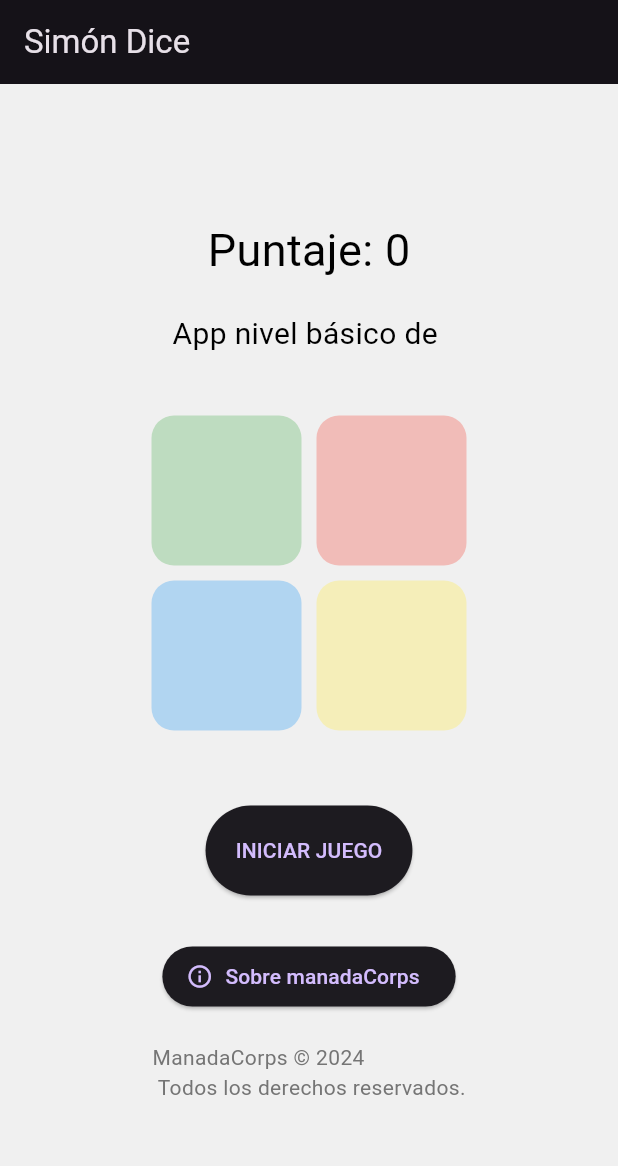
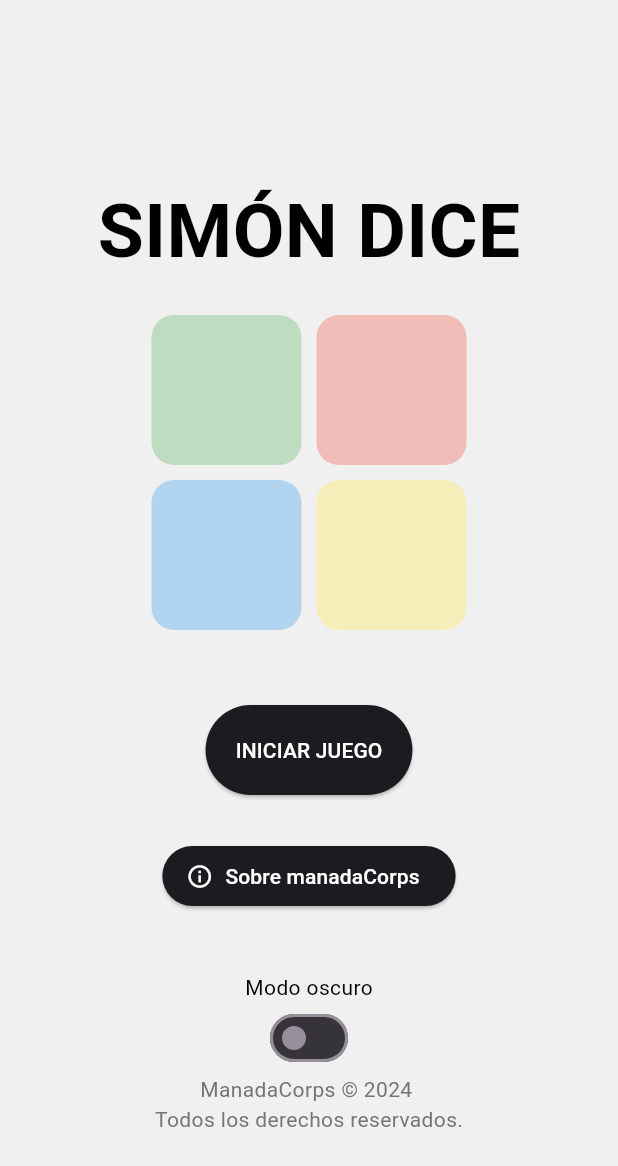
Before and after one commit to Villca325/245Simondice, a Flutter app: the screen it shows after launch, on a phone screen of 412 x 824 dp. Shown: the top 1166 px of the screen. Run offline on Flutter 3.47's test engine with Material 3 defaults, Android fonts, the light colour scheme and no system bars; missing offline and left inert: dart:ffi; Roboto replaces fonts that are missing (Arial).

Commit message:
Mensaje describiendo los cambios

```diff
--- /dev/null
+++ b/devtools_options.yaml
@@ -0,0 +1,3 @@
+description: This file stores settings for Dart & Flutter DevTools.
+documentation: https://docs.flutter.dev/tools/devtools/extensions#configure-extension-enablement-states
+extensions:
--- a/lib/controller/simon_controller.dart
+++ b/lib/controller/simon_controller.dart
@@ -2,136 +2,104 @@ import 'dart:async'; // Necesario para los retrasos (Future.delayed)
 import 'dart:math'; // Necesario para el generador de números aleatorios (Random)
 import 'package:flutter/material.dart';
 
-// ESTADOS DEL JUEGO
-enum GameState {
-  idle, // El juego está quieto esperando "Iniciar"
-  showingSequence, // La CPU está mostrando las luces
-  input, // Es el turno del jugador
-  gameOver, // El jugador perdió
+ //ESTADOS DEL JUEGO
+enum estados{
+   espera,
+   mostrando,
+   introducir,
+   terminado,
+ }
+/*
+*   Future<void> _siguienteRonda() async {
+*   notifyListeners();
+*   await Future.delayed(const Duration(seconds: 1));
+* */
+ class Controlador extends ChangeNotifier{
+   // ATRIBUTOS
+   estados _estado = estados.espera;
+   List <int> _listaDeSecuencia = [];
+   int _puntaje = 0;
+   int _luzEcendida = 0;
+   int _pasoActualDelUsuario = 0;
+   // METODOS
+       //constructor por defecto
+   estados get estado => _estado;
+   int get puntaje => _puntaje;
+   int get luzEncendida => _luzEcendida;
+
+   set estado(estados value) {
+     _estado = value;
    }
 
-class SimonController extends ChangeNotifier {
-  // --- VARIABLES DE MEMORIA
+   Future<void> iniciarJuego() async {
+     _puntaje = 0;
+     _estado = estados.espera;
+     notifyListeners();
+     _listaDeSecuencia.clear();
+     _pasoActualDelUsuario = 0;
 
-  // 1. La lista maestra de colores que Simón ha inventado hasta ahora.
-  // Es como una pila de platos: cada ronda agregamos uno encima.
-  List<int> _listaDeColoresCorrectos = [];
+     await siguienteRonda();
+   }
+    // verde = 1 ; rojo = 2 ; azul = 3 ; amarillo = 4;
+   Future<void> siguienteRonda()async{
+     _estado = estados.mostrando;
+     _pasoActualDelUsuario = 0;
 
-  // 2. ¿En qué paso va el usuario actualmente?
-  // Si la lista tiene 5 colores, el usuario empieza en el paso 0, luego 1, etc.
-  int _pasoActualDelUsuario = 0;
-
-  // 3. Puntaje y Estado general
-  int _puntaje = 0;
-  GameState _estado = GameState.idle;
-
-  // 4. ¿Qué luz está encendida AHORA MISMO? (-1 significa "todas apagadas")
-  // Esto es lo único que la Vista necesita mirar para saber qué dibujar.
-  int _luzEncendida = -1;
-
-  // --- GETTERS (La Ventanilla de Información) ---
-  // La Vista usa esto para leer los datos sin poder modificarlos directamente.
-  GameState get state => _estado;
-  int get score => _puntaje;
-  int get activeLightIndex =>
-      _luzEncendida; // La vista pregunta: "¿Quién brilla?"
-
-  // --- FUNCIONES DEL JUEGO (La Lógica) ---
-
-  // PASO 1: Empezar desde cero
-  void startGame() {
-    _listaDeColoresCorrectos.clear(); // Borramos la memoria
-    _puntaje = 0;
-    _estado = GameState.idle;
-    notifyListeners(); // ¡Avisar a la vista!
-
-    // Arrancamos la primera ronda
-    _siguienteRonda();
+     notifyListeners();
+     int nuevoColor = Random().nextInt(4) + 1;
+     _listaDeSecuencia.add(nuevoColor);
+     await Future.delayed(const Duration(seconds: 1));
+     await reproducirSecuencia();
+     _estado = estados.introducir;
    }
 
-  // PASO 2: Preparar la nueva ronda (Agregar un color más)
-  Future<void> _siguienteRonda() async {
-    _estado = GameState.showingSequence; // Estado de mostrar secuencia
-    _pasoActualDelUsuario = 0; // Reiniciamos el contador del usuario
+   Future<void> reproducirSecuencia() async{
+        for(int color in _listaDeSecuencia)
+        {
+          print("turno: $color");
+          _luzEcendida = color;
           notifyListeners();
-
-    // LÓGICA DE PILA (STACK): Agregamos un nuevo color aleatorio a la cima.
-    // Genera un número entre 0 y 3 (0:Verde, 1:Rojo, 2:Azul, 3:Amarillo)
-    int nuevoColor = Random().nextInt(4);
-    _listaDeColoresCorrectos.add(nuevoColor);
-
-    // Esperamos 1 segundo antes de empezar a mostrar para que no sea brusco
-    await Future.delayed(const Duration(seconds: 1));
-
-    // Reproducimos toda la lista de memoria para que el usuario la vea
-    await _reproducirSecuencia();
-
-    // ¡Listo! Ahora es turno del humano
-    _estado = GameState.input;
+          await Future.delayed(const Duration(milliseconds: 500));
+          _luzEcendida = 0;
           notifyListeners();
-  }
-
-  // PASO 3: El Show de Luces (Recorre la lista y enciende bombillas)
-  Future<void> _reproducirSecuencia() async {
-    // Recorremos cada color guardado en la memoria
-    for (int color in _listaDeColoresCorrectos) {
-      // A) Encender luz
-      _luzEncendida = color;
-      notifyListeners(); // ¡Vista, dibuja el color brillante!
-
-      // B) Esperar medio segundo con la luz prendida
           await Future.delayed(const Duration(milliseconds: 500));
-
-      // C) Apagar luz
-      _luzEncendida = -1;
-      notifyListeners(); // ¡Vista, apaga todo!
-
-      // D) Pequeña pausa antes del siguiente color
-      await Future.delayed(const Duration(milliseconds: 250));
         }
    }
 
-  // PASO 4: El usuario toca un botón
-  void handleInput(int botonTocado) async {
-    // Si no es el turno del usuario, ignoramos el toque (protección)
-    if (_estado != GameState.input) return;
-
-    // Efecto visual: Hacemos parpadear el botón que tocó el usuario
-    _parpadearBoton(botonTocado);
-
-    // --- VALIDACIÓN CENTRAL ---
-
-    // Pregunta: ¿El botón que tocó es IGUAL al que dice la memoria en este paso?
-    int colorCorrecto = _listaDeColoresCorrectos[_pasoActualDelUsuario];
-
-    if (botonTocado == colorCorrecto) {
-      // ¡BIEN! El usuario acertó este color.
-      _pasoActualDelUsuario++; // Avanzamos al siguiente escalón
-
-      // Pregunta: ¿Ya terminó toda la secuencia de esta ronda?
-      if (_pasoActualDelUsuario == _listaDeColoresCorrectos.length) {
-        // ¡Ronda completada!
+   Future<void> comprobarEntrada(int botonPulsado) async{
+      if(estado == estados.introducir)
+      {
+          brillarBoton(botonPulsado);
+          int botonCorrecto = _listaDeSecuencia[_pasoActualDelUsuario];
+          print("boton correcto: $botonCorrecto");
+          print("boton pulsado: $botonPulsado");
+          print("paso actual: $_pasoActualDelUsuario");
+          print("lista de secuencia: $_listaDeSecuencia");
+          if(botonCorrecto == botonPulsado)
+          {
+            _pasoActualDelUsuario++;
+            if(_pasoActualDelUsuario == _listaDeSecuencia.length)
+              {
                 _puntaje++;
                 notifyListeners();
+                await Future.delayed(const Duration(milliseconds: 500));
 
-        // Esperamos un momento y lanzamos la siguiente ronda más difícil
-        await Future.delayed(const Duration(milliseconds: 1000));
-        _siguienteRonda();
-      }
-    } else {
-      // ¡MAL! Se equivocó.
-      _estado = GameState.gameOver;
-      notifyListeners();
-      // Aquí el juego se detiene hasta que presionen "Iniciar Juego" de nuevo.
+                siguienteRonda();
+                //await Future.delayed(const Duration(milliseconds: 500));
               }
           }
-
-  // Función auxiliar solo para efectos visuales rápidos
-  Future<void> _parpadearBoton(int indice) async {
-    _luzEncendida = indice;
-    notifyListeners();
-    await Future.delayed(const Duration(milliseconds: 150));
-    _luzEncendida = -1;
+          else
+          {
+            _estado = estados.terminado;
             notifyListeners();
           }
       }
+   }
+   Future<void> brillarBoton(int boton) async{
+      _luzEcendida = boton;
+      notifyListeners();
+      await Future.delayed(const Duration(milliseconds:  500));
+      _luzEcendida = 0;
+      notifyListeners();
+   }
+ }
--- a/lib/main.dart
+++ b/lib/main.dart
@@ -1,5 +1,6 @@
 import 'package:flutter/material.dart';
 import 'package:provider/provider.dart';
+import 'package:simondice_proy/view/switch.dart';
 
 // Importamos las vistas
 import 'controller/simon_controller.dart';
@@ -16,7 +17,8 @@ class MyApp extends StatelessWidget {
   @override
   Widget build(BuildContext context) {
     return MultiProvider(
-      providers: [ChangeNotifierProvider(create: (_) => SimonController())],
+      providers: [ChangeNotifierProvider(create: (_) => Controlador()),
+      ChangeNotifierProvider(create: (_) => ControladorPalanca())],
       child: MaterialApp(
         title: 'Juegos Mentales',
         debugShowCheckedModeBanner: false,
--- a/lib/view/simon_view.dart
+++ b/lib/view/simon_view.dart
@@ -1,38 +1,64 @@
+import 'dart:ffi';
+
 import 'package:flutter/material.dart';
 import 'package:provider/provider.dart';
+import 'package:simondice_proy/view/switch.dart';
 import '../controller/simon_controller.dart';
 
 class SimonView extends StatelessWidget {
   const SimonView({super.key});
-
   @override
   Widget build(BuildContext context) {
-    final controller = Provider.of<SimonController>(
-      context,
-    ); //conectamos al controller
+
+    final controlador = Provider.of<Controlador>(context); //conectamos al controller
+    final palanca = Provider.of<ControladorPalanca>(context);
+    bool modoOscuro = palanca.modoOscuro;
+      if(controlador.estado == estados.terminado)
+      {
+        controlador.estado = estados.espera;
+        Future.microtask((){
+          showDialog(context: context,  builder: (context) {
+            return AlertDialog(
+              title: Text('Te equivocaste!'),
+              content: Text('Puntaje conseguido: ${controlador.puntaje}\n¿Quieres jugar de nuevo?'),
+              actions: [
+                TextButton(
+                  child: Text('Cancelar'),
+                  onPressed: () => Navigator.of(context).pop(),
+                ),
+                TextButton(
+                  child: Text('Reiniciar'),
+                  onPressed: () {
+                    controlador.iniciarJuego();
+                    Navigator.of(context).pop();
+                  },
+                ),
+              ],
+            );
+          },
+          );
+        });
+
+    }
+
 
     return Scaffold(
-      backgroundColor: const Color.fromARGB(255, 240, 240, 240),
-      appBar: AppBar(title: const Text("Simón Dice")),
+      //titulo
+      backgroundColor: mostrarColorDeFondo(modoOscuro),
+      // appBar: AppBar(title: const Text("Simón Dice")),
+      // PRINCIPAL
+      body: Column(
 
-      //  PRINCIPAL
-      body: Column(
         mainAxisAlignment: MainAxisAlignment.center,
         children: [
+
+          const SizedBox(height:50),
           Text(
-            "Puntaje: ${controller.score}", // Leemos el puntaje del controller
-            style: const TextStyle(color: Colors.black, fontSize: 30),
+            mostrarTitulo(context),
+            style: TextStyle(color: mostrarColorDeTextoPorElModo(modoOscuro), fontSize: 50,fontFamily: "Arial",fontWeight: FontWeight.bold),
           ),
+          const SizedBox(height: 20),
 
-          const SizedBox(height: 20), // Espacio
-          Text(
-            controller.state == GameState.gameOver
-                ? "¡PERDISTE!"
-                : "App nivel básico de ",
-            style: const TextStyle(color: Colors.black, fontSize: 20),
-          ),
-
-          const SizedBox(height: 40),
 
           // --- PARTE B: El Tablero de 4 Botones ---
           // En lugar de una cuadrícula automática, usamos Filas (Rows) manuales.
@@ -42,99 +68,147 @@ class SimonView extends StatelessWidget {
             mainAxisAlignment: MainAxisAlignment.center,
             children: [
               // Botón 0: Verde
-              _botonDeColor(context, 0, Colors.green),
-              const SizedBox(width: 10), // Separación
+              _botonDeColor(context, 1, Colors.green),
+              const SizedBox(width: 10),
               // Botón 1: Rojo
-              _botonDeColor(context, 1, Colors.red),
+              _botonDeColor(context, 2, Colors.red),
             ],
           ),
-
-          const SizedBox(height: 10), // Separación entre filas
+          const SizedBox(height: 10),
           // FILA DE ABAJO (Amarillo y Azul)
           Row(
             mainAxisAlignment: MainAxisAlignment.center,
             children: [
               // Botón 2: Azul (Nota: ajusté el orden para que cuadre visualmente)
-              _botonDeColor(context, 2, Colors.blue),
+              _botonDeColor(context, 3, Colors.blue),
               const SizedBox(width: 10),
               // Botón 3: Amarillo
-              _botonDeColor(context, 3, Colors.yellow),
+              _botonDeColor(context, 4, Colors.yellow),
+
             ],
           ),
-
           const SizedBox(height: 50),
 
           // --- PARTE C: Botón de Jugar ---
           // Solo se muestra si NO estamos jugando actualmente
-          if (controller.state == GameState.idle ||
-              controller.state == GameState.gameOver) ...[
+
+          if (controlador.estado == estados.espera || controlador.estado == estados.terminado) ...[
             ElevatedButton(
               onPressed: () {
                 // Le ordenamos al controller que inicie
-                controller.startGame();
+                controlador.iniciarJuego();
               },
               style: ElevatedButton.styleFrom(
                 padding: const EdgeInsets.all(20),
               ),
-              child: const Text("INICIAR JUEGO"),
+              child: const Text("INICIAR JUEGO",style: TextStyle(color: Colors.white),),
             ),
 
             const SizedBox(height: 30),
             ElevatedButton.icon(
-              icon: const Icon(Icons.info_outline),
-              label: const Text("Sobre manadaCorps"),
+              icon: const Icon(Icons.info_outline,color: Colors.white,),
+              label: const Text("Sobre manadaCorps", style: TextStyle(color: Colors.white)),
               onPressed: () {
                 Navigator.pushNamed(context, '/devs');
               },
             ),
-            const SizedBox(height: 20),
-            Text(
-              "ManadaCorps © 2024 \n Todos los derechos reservados.",
-              style: TextStyle(color: Colors.grey[600], fontSize: 14),
-            ),
+            const SizedBox(height: 40),
+              Center(
+                child: Column(
+                  children:[
+                    Text("Modo oscuro", style: TextStyle(color:mostrarColorDeTextoPorElModo(modoOscuro))),
+                    Switch(
+                      value: palanca.modoOscuro,
+                      onChanged: (value) {
+                        palanca.palanca(value);
+                      },
+                    ),
+                    Text("ManadaCorps © 2024 ",
+                      style: TextStyle(color: Colors.grey[600], fontSize: 14),
+                    ),
+                    Text("Todos los derechos reservados.",
+                      style: TextStyle(color: Colors.grey[600], fontSize: 14),),
+
+                  ]
+                )
+                ,
+              ),
+
           ],
         ],
       ),
     );
+
   }
 
   // --- PARTE D: La Fábrica de Botones ---
   // Esta función crea un cuadradito de color.
   // Recibe: el "contexto", el "número del botón" (0,1,2,3) y su "color base".
-  Widget _botonDeColor(
-    BuildContext context,
-    int numeroDelBoton,
-    Color colorBase,
-  ) {
+
+
+  Widget _botonDeColor(BuildContext context, int numeroBoton,  Color colorBase ){
     // Volvemos a pedir el controller para saber si ESTE botón debe brillar
-    final controller = Provider.of<SimonController>(context);
+    final controlador = Provider.of<Controlador>(context);
 
-    // ¿Debe brillar?
-    // Si el índice que tiene el controller coincide con ESTE botón, es TRUE.
-    bool estaEncendido = (controller.activeLightIndex == numeroDelBoton);
 
+    bool estaEncendido = (controlador.luzEncendida == numeroBoton);
     return GestureDetector(
-      // Detectar el dedo del usuario
-      onTap: () {
-        controller.handleInput(numeroDelBoton);
+      onTap: (){
+          controlador.comprobarEntrada(numeroBoton);
       },
       child: AnimatedContainer(
-        duration: const Duration(milliseconds: 200), // Animación suave
+        duration: const Duration(milliseconds: 200),
         width: 100,
         height: 100,
         decoration: BoxDecoration(
-          // LA MAGIA DEL COLOR:
-          // Si 'estaEncendido' es true, usamos el color normal.
-          // Si es false, lo hacemos transparente/oscuro (withOpacity 0.3).
-          color: estaEncendido ? colorBase : colorBase.withOpacity(0.3),
-
-          borderRadius: BorderRadius.circular(15), // Bordes redondos
-          // Si está encendido, le ponemos sombra (brillo)
-          boxShadow: estaEncendido
-              ? [BoxShadow(color: colorBase, blurRadius: 20, spreadRadius: 2)]
-              : [],
+            color: mostrarColor(estaEncendido,colorBase),
+            borderRadius: BorderRadius.circular(15),
+            boxShadow: mostrarSombra(estaEncendido,colorBase),
         ),
       ),
     );
+
+  }
+
+  // MOSTRAR COLOR
+  Color mostrarColorDeTextoPorElModo(bool valor){
+      if(valor == true)
+        return Colors.white;
+      else
+        return Colors.black;
+  }
+  Color mostrarColorDeFondo(bool valor){
+    if(valor == true)
+      return Color.fromARGB(255, 0, 0, 0);
+    else
+      return Color.fromARGB(255, 240, 240, 240);
+  }
+
+  // PUNTAJE
+  String mostrarTitulo(BuildContext context){
+    final controlador = Provider.of<Controlador>(context);
+
+    if(controlador.estado == estados.espera || controlador.estado == estados.terminado)
+      return "SIMÓN DICE";
+    else
+    {
+      if(controlador.estado == estados.introducir || controlador.estado == estados.mostrando)
+        return "Puntaje ${controlador.puntaje}";
+      else
+        return "";
+    }
+  }
+
+  Color mostrarColor(bool estaEncendido, Color colorBase){
+    if(estaEncendido)
+      return colorBase;
+    else
+      return colorBase.withOpacity(0.3);;
+  }
+  List<BoxShadow> mostrarSombra(bool estaEncendido, Color colorBase){
+    if(estaEncendido)
+      return [BoxShadow(color: colorBase, blurRadius: 20, spreadRadius: 2)];
+    else
+      return [];
   }
 }
--- /dev/null
+++ b/lib/view/switch.dart
@@ -0,0 +1,17 @@
+
+import 'package:flutter/cupertino.dart';
+
+class ControladorPalanca extends ChangeNotifier {
+  bool _modoOscuro = false;
+
+  bool get modoOscuro => _modoOscuro;
+
+  set modoOscuro(bool value) {
+    _modoOscuro = value;
+  }
+
+  void palanca(bool value) {
+    _modoOscuro = value;
+    notifyListeners();
+  }
+}
```
Also changed, not shown: lib/view/devs_view.dart (+20 -5 lines). Lines whose indentation alone changed are shown as unchanged.
